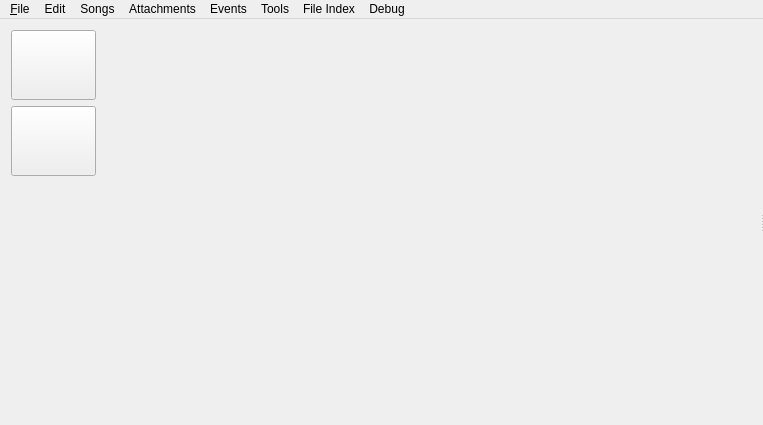
pasbi/CAN, file src/mainwindow.ui: the form before one commit.
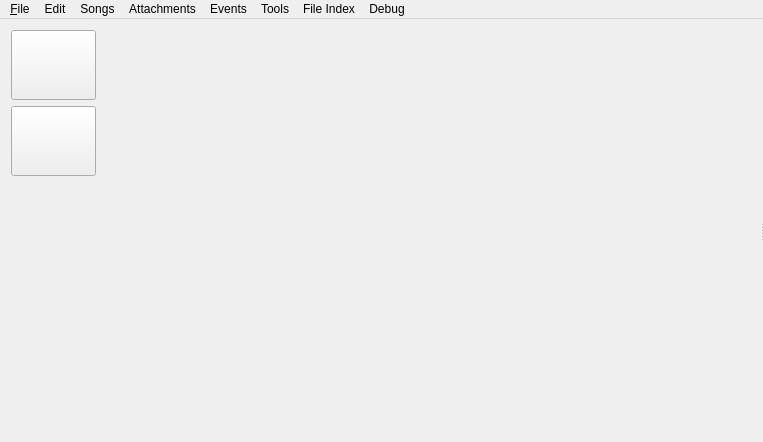
The form after the commit. Icons and pictures are not drawn. Custom widgets are drawn as their Qt base class.

Patch:
```diff
--- a/src/mainwindow.ui
+++ b/src/mainwindow.ui
@@ -7,7 +7,7 @@
     <x>0</x>
     <y>0</y>
     <width>763</width>
-    <height>425</height>
+    <height>442</height>
    </rect>
   </property>
   <property name="windowTitle">
```
Left out of the diff: 85 changed lines with no effect on the pictures.
